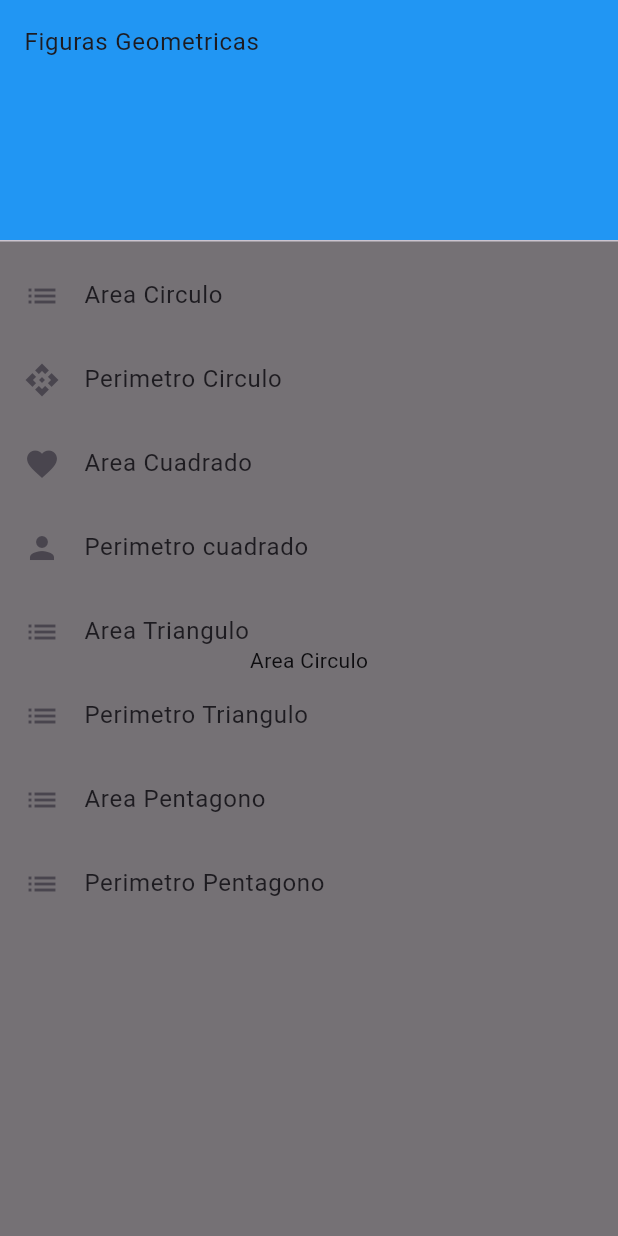
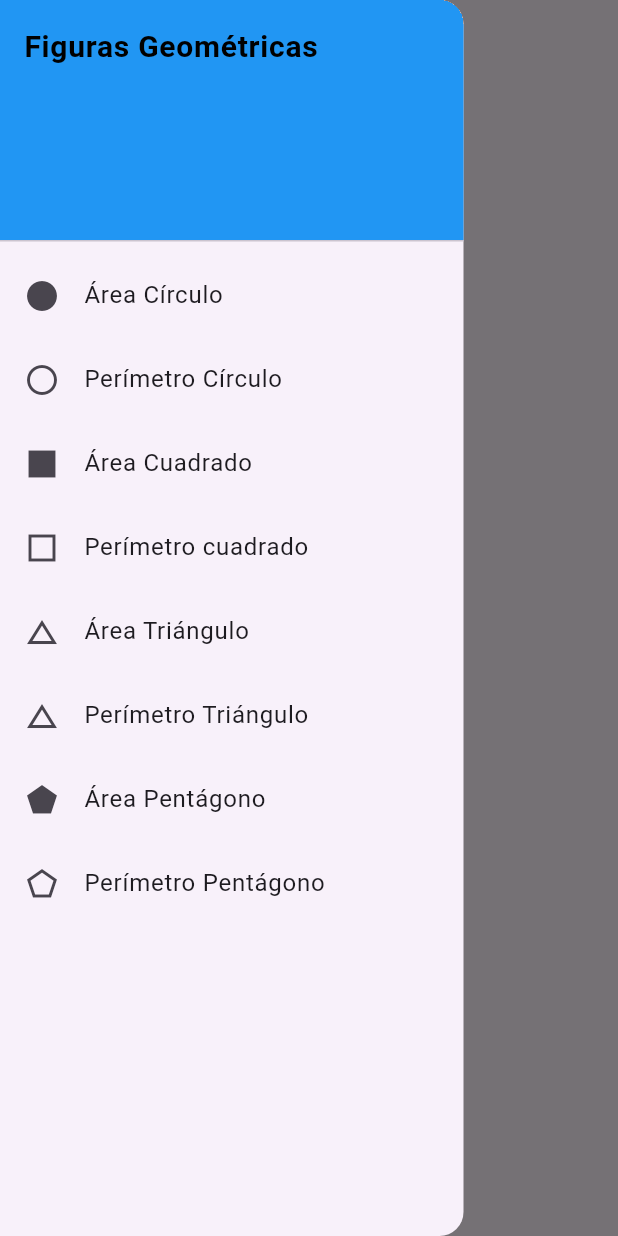
Before and after one commit to UdeA-20242-TeamB/lab02_TeamB, a Flutter app: the screen it shows after launch, with the side drawer open, on a phone screen of 412 x 824 dp. Run offline on Flutter 3.47's test engine with Material 3 defaults, Android fonts, the phone set to English and light mode, and no system bars.

Commit message:
Realizado el cálculo del perímetro del triángulo
Actualizado el README.md y mejorado los strings de drawer_page.dart

```diff
--- a/lib/main.dart
+++ b/lib/main.dart
@@ -19,7 +19,7 @@ class MyApp extends StatelessWidget {
         colorScheme: ColorScheme.fromSeed(seedColor: Colors.deepPurple),
         useMaterial3: true,
       ),
-      home: const DrawerPage( ),
+      home: const DrawerPage(),
     );
   }
 }
--- a/lib/pages/drawer_page.dart
+++ b/lib/pages/drawer_page.dart
@@ -41,21 +41,29 @@ class _DrawerPageState extends State<DrawerPage> {
   Widget build(BuildContext context) {
     return Scaffold(
       appBar: AppBar(
-        title: const Text("Figuras Geometricas"),
+        title: const Text("Figuras Geométricas"),
       ),
       body: Center(
         child: _widgetOptions.elementAt(_selectedIndex),
       ),
-      drawer: ListView(
+      drawer: SizedBox(
+        width: MediaQuery.of(context).size.width * 0.75, // Ocupa el 75% del ancho
+        child: Drawer(
+          child: ListView(
             children: [
               const DrawerHeader(
                 decoration: BoxDecoration(color: Colors.blue),
-            child: Text("Figuras Geometricas"),
+                child: Text("Figuras Geométricas",
+                  style: TextStyle(
+                    color: Colors.black, // Texto en negro
+                    fontSize: 20, // Tamaño de fuente
+                    fontWeight: FontWeight.bold,
+                  ),),
               ),
 
               ListTile(
-            leading: const Icon(Icons.list),
-            title: const Text("Area Circulo"),
+                leading: const Icon(Icons.circle_rounded),
+                title: const Text("Área Círculo"),
                 onTap:(){
                   _onItemTapped(0);
                   Navigator.pop(context);
@@ -63,8 +71,8 @@ class _DrawerPageState extends State<DrawerPage> {
               ),
 
               ListTile(
-            leading: const Icon(Icons.api),
-            title: const Text("Perimetro Circulo"),
+                leading: const Icon(Icons.circle_outlined),
+                title: const Text("Perímetro Círculo"),
                 onTap:(){
                   _onItemTapped(1);
                   Navigator.pop(context);
@@ -72,8 +80,8 @@ class _DrawerPageState extends State<DrawerPage> {
               ),
 
               ListTile(
-            leading: const Icon(Icons.favorite),
-            title: const Text("Area Cuadrado"),
+                leading: const Icon(Icons.square),
+                title: const Text("Área Cuadrado"),
                 onTap:(){
                   _onItemTapped(2);
                   Navigator.pop(context);
@@ -81,8 +89,8 @@ class _DrawerPageState extends State<DrawerPage> {
               ),
 
               ListTile(
-            leading: const Icon(Icons.person),
-            title: const Text("Perimetro cuadrado"),
+                leading: const Icon(Icons.square_outlined),
+                title: const Text("Perímetro cuadrado"),
                 onTap:(){
                   _onItemTapped(3);
                   Navigator.pop(context);
@@ -90,8 +98,8 @@ class _DrawerPageState extends State<DrawerPage> {
               ),
 
               ListTile(
-            leading: const Icon(Icons.list),
-            title: const Text("Area Triangulo"),
+                leading: const Icon(Icons.change_history),
+                title: const Text("Área Triángulo"),
                 onTap:(){
                   _onItemTapped(4);
                   Navigator.pop(context);
@@ -99,8 +107,8 @@ class _DrawerPageState extends State<DrawerPage> {
               ),
 
               ListTile(
-            leading: const Icon(Icons.list),
-            title: const Text("Perimetro Triangulo"),
+                leading: const Icon(Icons.change_history),
+                title: const Text("Perímetro Triángulo"),
                 onTap:(){
                   _onItemTapped(5);
                   Navigator.pop(context);
@@ -108,8 +116,8 @@ class _DrawerPageState extends State<DrawerPage> {
               ),
 
               ListTile(
-            leading: const Icon(Icons.list),
-            title: const Text("Area Pentagono"),
+                leading: const Icon(Icons.pentagon),
+                title: const Text("Área Pentágono"),
                 onTap:(){
                   _onItemTapped(6);
                   Navigator.pop(context);
@@ -117,8 +125,8 @@ class _DrawerPageState extends State<DrawerPage> {
               ),
 
               ListTile(
-            leading: const Icon(Icons.list),
-            title: const Text("Perimetro Pentagono"),
+                leading: const Icon(Icons.pentagon_outlined),
+                title: const Text("Perímetro Pentágono"),
                 onTap:(){
                   _onItemTapped(7);
                   Navigator.pop(context);
@@ -126,6 +134,8 @@ class _DrawerPageState extends State<DrawerPage> {
               ),
             ],
           ),
+        ),
+      ),
     );
   }
 
```
Also changed, not shown: lib/pages/perimeter_triangle.dart (+94 -3 lines), 1 other file. Lines whose indentation alone changed are shown as unchanged.
